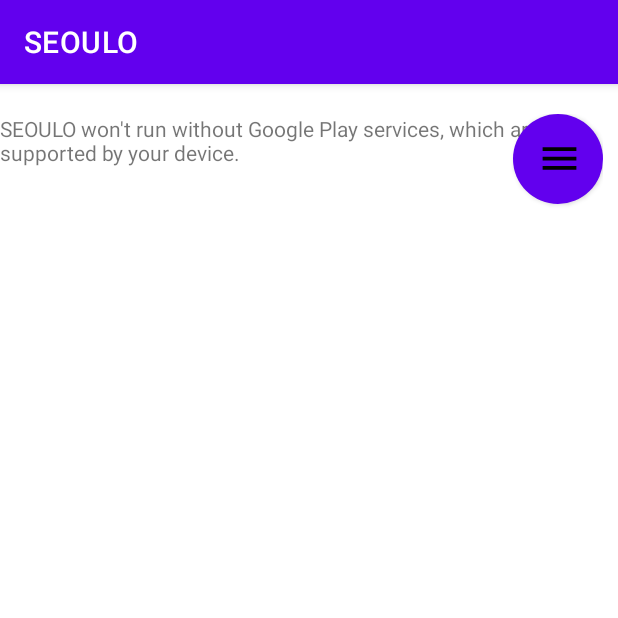
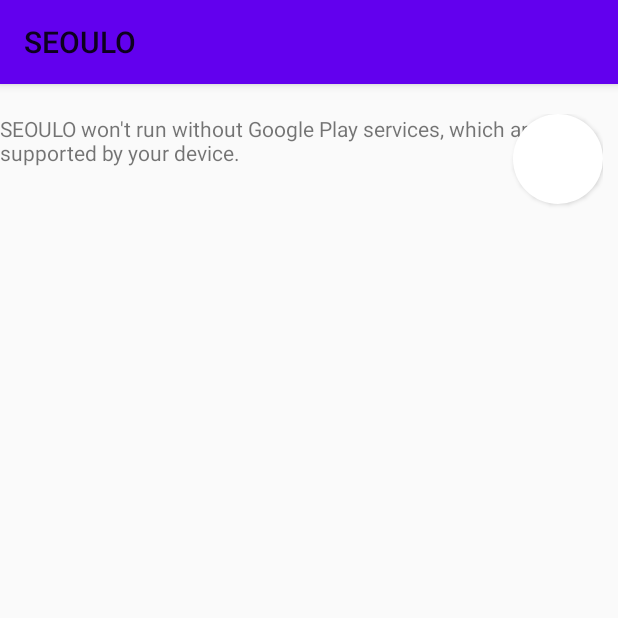
Before and after one commit to bbbboraa/SEOULO1, an Android app: the screen it shows after launch (MainActivity), on a phone screen of 412 x 824 dp, the top half of it. Run offline under Robolectric (Android 15) with nearby library versions, the phone set to English and light mode, and no system bars.

Commit message:
+ themes.xml 파일 변경

```diff
--- a/app/src/main/res/values/themes.xml
+++ b/app/src/main/res/values/themes.xml
@@ -1,6 +1,6 @@
 <resources xmlns:tools="http://schemas.android.com/tools">
     <!-- Base application theme. -->
-    <style name="Theme.SEOULO1" parent="Theme.MaterialComponents.DayNight.DarkActionBar">
+    <style name="Theme.SEOULO1" parent="Theme.AppCompat.Light">
         <!-- Primary brand color. -->
         <item name="colorPrimary">@color/purple_500</item>
         <item name="colorPrimaryVariant">@color/purple_700</item>
```
